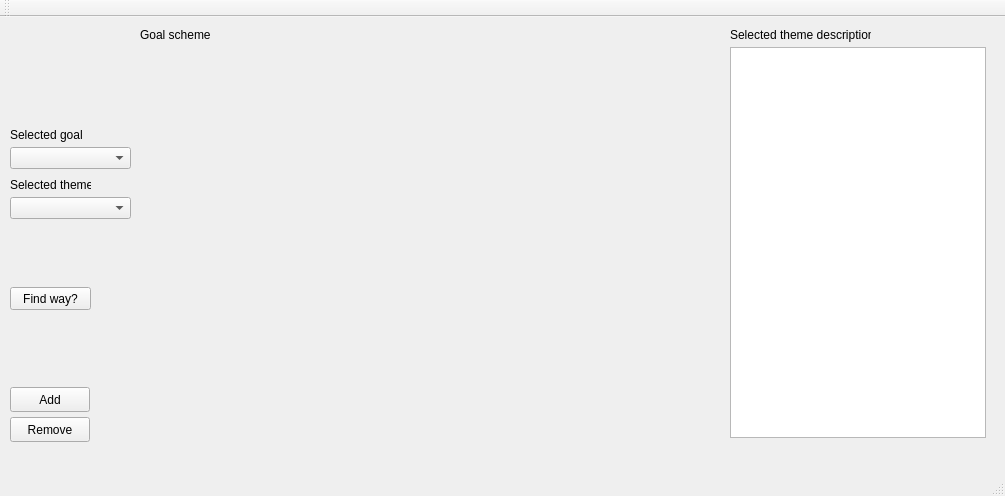
aaaaaa2493/oop-technologies-2019, file project/window.ui: the form before one commit.
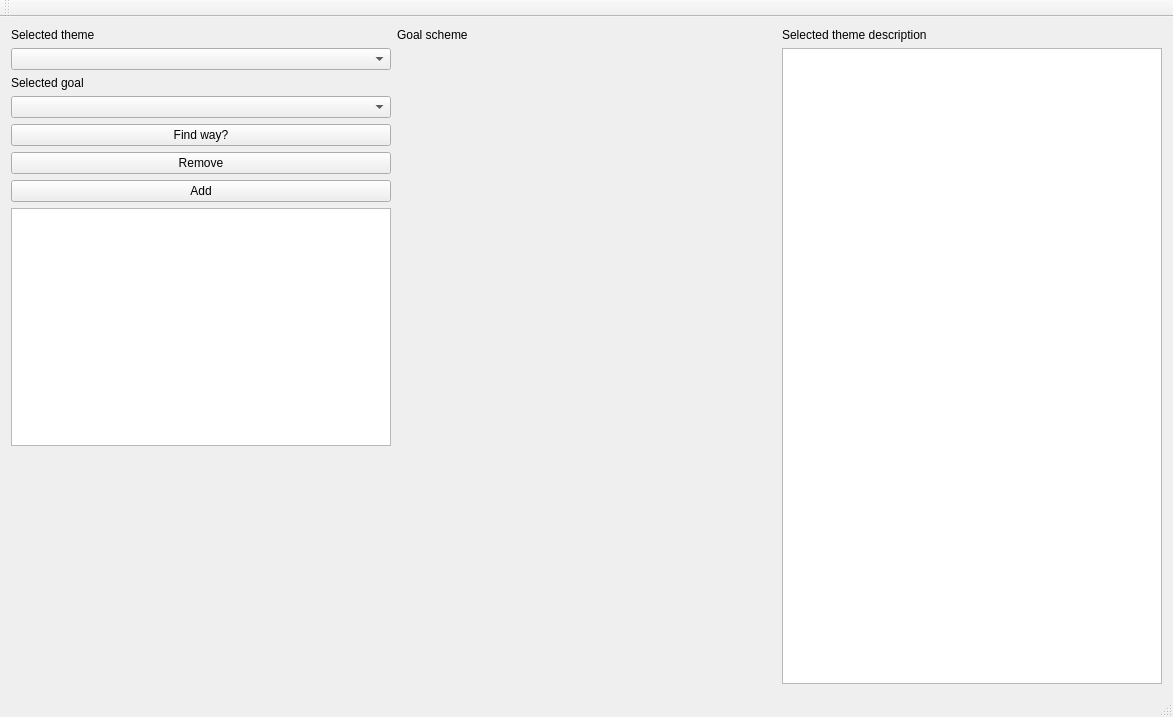
The form after the commit.

Commit message: Add find way functionality

Patch:
```diff
--- a/project/window.ui
+++ b/project/window.ui
@@ -6,150 +6,138 @@
    <rect>
     <x>0</x>
     <y>0</y>
-    <width>1005</width>
-    <height>496</height>
+    <width>1173</width>
+    <height>717</height>
    </rect>
   </property>
   <property name="windowTitle">
    <string>Window</string>
   </property>
+  <property name="autoFillBackground">
+   <bool>true</bool>
+  </property>
   <widget class="QWidget" name="centralWidget">
-   <widget class="QPushButton" name="Remove">
-    <property name="geometry">
-     <rect>
-      <x>10</x>
-      <y>400</y>
-      <width>80</width>
-      <height>25</height>
-     </rect>
-    </property>
-    <property name="text">
-     <string>Remove</string>
-    </property>
-   </widget>
-   <widget class="QPushButton" name="addItem">
-    <property name="geometry">
-     <rect>
-      <x>10</x>
-      <y>370</y>
-      <width>80</width>
-      <height>25</height>
-     </rect>
-    </property>
-    <property name="text">
-     <string>Add</string>
-    </property>
-   </widget>
-   <widget class="QWidget" name="verticalLayoutWidget">
-    <property name="geometry">
-     <rect>
-      <x>140</x>
-      <y>30</y>
-      <width>571</width>
-      <height>391</height>
-     </rect>
-    </property>
-    <layout class="QVBoxLayout" name="layout">
-     <property name="sizeConstraint">
-      <enum>QLayout::SetNoConstraint</enum>
-     </property>
-    </layout>
-   </widget>
-   <widget class="QComboBox" name="GoalBox">
-    <property name="geometry">
-     <rect>
-      <x>10</x>
-      <y>130</y>
-      <width>121</width>
-      <height>22</height>
-     </rect>
-    </property>
-   </widget>
-   <widget class="QLabel" name="label">
-    <property name="geometry">
-     <rect>
-      <x>10</x>
-      <y>110</y>
-      <width>121</width>
-      <height>16</height>
-     </rect>
-    </property>
-    <property name="text">
-     <string>Selected goal</string>
-    </property>
-   </widget>
-   <widget class="QLabel" name="label_2">
-    <property name="geometry">
-     <rect>
-      <x>10</x>
-      <y>160</y>
-      <width>81</width>
-      <height>16</height>
-     </rect>
-    </property>
-    <property name="text">
-     <string>Selected theme</string>
-    </property>
-   </widget>
-   <widget class="QComboBox" name="ThemeBox">
-    <property name="geometry">
-     <rect>
-      <x>10</x>
-      <y>180</y>
-      <width>121</width>
-      <height>22</height>
-     </rect>
-    </property>
-   </widget>
-   <widget class="QLabel" name="label_3">
-    <property name="geometry">
-     <rect>
-      <x>140</x>
-      <y>10</y>
-      <width>71</width>
-      <height>16</height>
-     </rect>
-    </property>
-    <property name="text">
-     <string>Goal scheme</string>
-    </property>
-   </widget>
-   <widget class="QTextBrowser" name="textBrowser">
-    <property name="geometry">
-     <rect>
-      <x>730</x>
-      <y>30</y>
-      <width>256</width>
-      <height>391</height>
-     </rect>
-    </property>
-   </widget>
-   <widget class="QLabel" name="label_4">
-    <property name="geometry">
-     <rect>
-      <x>730</x>
-      <y>10</y>
-      <width>141</width>
-      <height>16</height>
-     </rect>
-    </property>
-    <property name="text">
-     <string>Selected theme description</string>
-    </property>
-   </widget>
-   <widget class="QPushButton" name="pushButton">
-    <property name="geometry">
-     <rect>
-      <x>10</x>
-      <y>270</y>
-      <width>81</width>
-      <height>23</height>
-     </rect>
-    </property>
-    <property name="text">
-     <string>Find way?</string>
-    </property>
-   </widget>
+   <layout class="QGridLayout" name="gridLayout">
+    <item row="0" column="0">
+     <layout class="QHBoxLayout" name="horizontalLayout">
+      <item>
+       <layout class="QVBoxLayout" name="verticalLayout">
+        <item>
+         <widget class="QLabel" name="label_2">
+          <property name="text">
+           <string>Selected theme</string>
+          </property>
+         </widget>
+        </item>
+        <item>
+         <widget class="QComboBox" name="GoalBox"/>
+        </item>
+        <item>
+         <widget class="QLabel" name="label">
+          <property name="text">
+           <string>Selected goal</string>
+          </property>
+         </widget>
+        </item>
+        <item>
+         <widget class="QComboBox" name="ThemeBox"/>
+        </item>
+        <item>
+         <widget class="QPushButton" name="findWay">
+          <property name="text">
+           <string>Find way?</string>
+          </property>
+         </widget>
+        </item>
+        <item>
+         <widget class="QPushButton" name="Remove">
+          <property name="text">
+           <string>Remove</string>
+          </property>
+         </widget>
+        </item>
+        <item>
+         <widget class="QPushButton" name="addItem">
+          <property name="text">
+           <string>Add</string>
+          </property>
+         </widget>
+        </item>
+        <item>
+         <widget class="QListWidget" name="list"/>
+        </item>
+        <item>
+         <spacer name="verticalSpacer">
+          <property name="orientation">
+           <enum>Qt::Vertical</enum>
+          </property>
+          <property name="sizeHint" stdset="0">
+           <size>
+            <width>20</width>
+            <height>40</height>
+           </size>
+          </property>
+         </spacer>
+        </item>
+       </layout>
+      </item>
+      <item>
+       <layout class="QVBoxLayout" name="layout">
+        <property name="sizeConstraint">
+         <enum>QLayout::SetNoConstraint</enum>
+        </property>
+        <item>
+         <widget class="QLabel" name="label_3">
+          <property name="text">
+           <string>Goal scheme</string>
+          </property>
+         </widget>
+        </item>
+        <item>
+         <spacer name="verticalSpacer_2">
+          <property name="orientation">
+           <enum>Qt::Vertical</enum>
+          </property>
+          <property name="sizeHint" stdset="0">
+           <size>
+            <width>20</width>
+            <height>40</height>
+           </size>
+          </property>
+         </spacer>
+        </item>
+        <item>
+         <spacer name="horizontalSpacer">
+          <property name="orientation">
+           <enum>Qt::Horizontal</enum>
+          </property>
+          <property name="sizeHint" stdset="0">
+           <size>
+            <width>40</width>
+            <height>20</height>
+           </size>
+          </property>
+         </spacer>
+        </item>
+       </layout>
+      </item>
+      <item>
+       <layout class="QVBoxLayout" name="verticalLayout_3">
+        <item>
+         <widget class="QLabel" name="label_4">
+          <property name="text">
+           <string>Selected theme description</string>
+          </property>
+         </widget>
+        </item>
+        <item>
+         <widget class="QTextBrowser" name="textBrowser"/>
+        </item>
+       </layout>
+      </item>
+     </layout>
+    </item>
+   </layout>
   </widget>
   <widget class="QMenuBar" name="menuBar">
    <property name="geometry">
```
Left out of the diff: 4 changed lines with no effect on the pictures. The commit also changes 8 other files.
